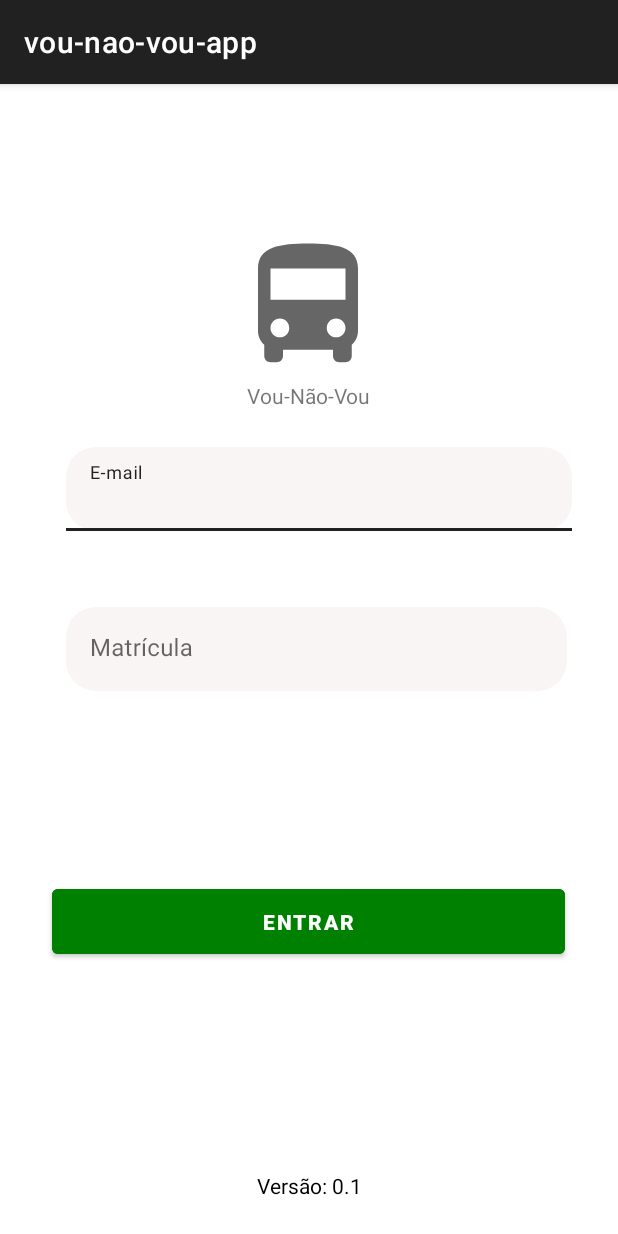
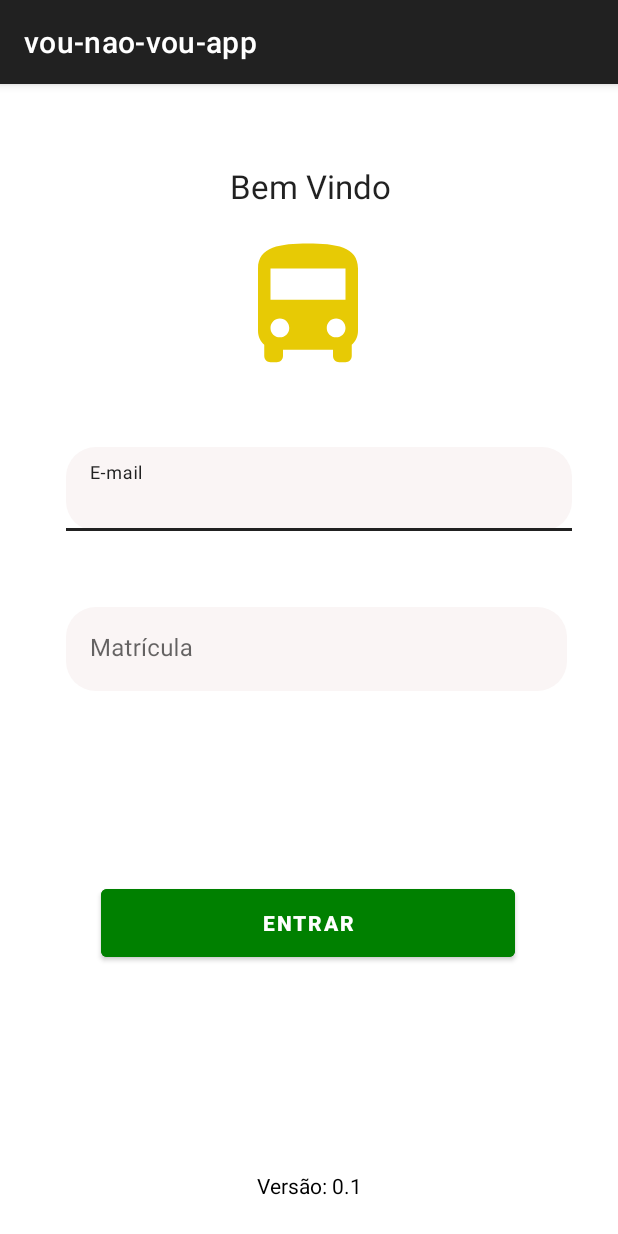
Before and after one commit to pedrohenriqueads/Vou-nao-vou, an Android app: the screen it shows after launch (MainActivity), on a phone screen of 412 x 824 dp. Run offline under Robolectric (Android 15) with nearby library versions, the phone set to English and light mode, and no system bars.

Commit message:
correcao de bug

```diff
--- a/app/src/main/res/layout/activity_main.xml
+++ b/app/src/main/res/layout/activity_main.xml
@@ -18,17 +18,21 @@
         app:layout_constraintRight_toRightOf="parent"
         app:layout_constraintTop_toTopOf="parent"
         app:layout_constraintVertical_bias="0.123"
-        app:srcCompat="@drawable/ic_logo_dp" />
+        app:srcCompat="@drawable/ic_logo_amarela" />
 
     <TextView
         android:id="@+id/title"
         android:layout_width="wrap_content"
         android:layout_height="wrap_content"
         android:layout_gravity="center_horizontal"
-       android:text="Vou-Não-Vou"
+        android:text="Bem Vindo"
+        android:textAppearance="@style/TextAppearance.AppCompat.Large"
+        app:layout_constraintBottom_toBottomOf="@+id/version_app"
+        app:layout_constraintHorizontal_bias="0.504"
         app:layout_constraintLeft_toLeftOf="parent"
         app:layout_constraintRight_toRightOf="parent"
-       app:layout_constraintTop_toBottomOf="@+id/img_logo"/>
+        app:layout_constraintTop_toTopOf="parent"
+        app:layout_constraintVertical_bias="0.042" />
 
     <com.google.android.material.textfield.TextInputLayout
         android:id="@+id/textInputLayout2"
@@ -80,8 +84,8 @@
 
     <Button
         android:id="@+id/button"
-        android:layout_width="342dp"
-        android:layout_height="55dp"
+        android:layout_width="276dp"
+        android:layout_height="57dp"
         android:layout_marginTop="56dp"
         android:backgroundTint="#008000"
         android:text="Entrar"
@@ -89,7 +93,7 @@
         android:textStyle="bold"
         app:layout_constraintBottom_toTopOf="@+id/version_app"
         app:layout_constraintEnd_toEndOf="parent"
-        app:layout_constraintHorizontal_bias="0.492"
+        app:layout_constraintHorizontal_bias="0.496"
         app:layout_constraintStart_toStartOf="parent"
         app:layout_constraintTop_toBottomOf="@+id/textInputLayout"
         app:layout_constraintVertical_bias="0.0"
```
Lines whose indentation alone changed are shown as unchanged.
